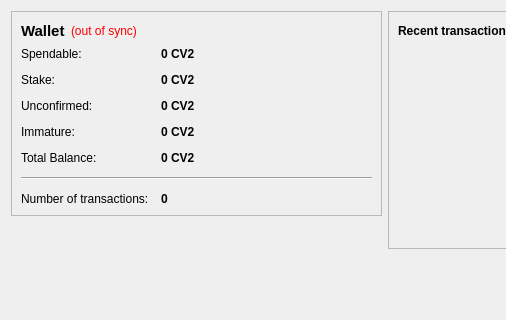
Qt form src/qt/forms/overviewpage.ui (Fly-coin/Fly-coin) before a commit; both pictures show x 0 to 506 and y 0 to 320 of the 770 by 409 pixel window.
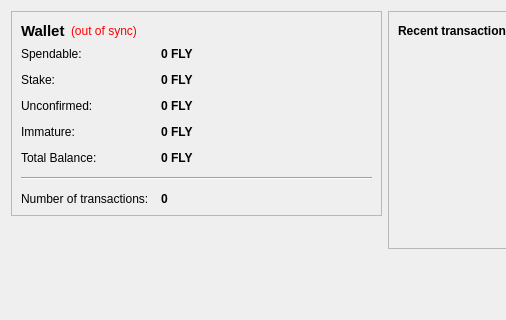
The same form after that commit. Icons and pictures are not drawn.

```diff
--- a/src/qt/forms/overviewpage.ui
+++ b/src/qt/forms/overviewpage.ui
@@ -105,7 +105,7 @@
              <string>Your current spendable balance</string>
             </property>
             <property name="text">
-             <string notr="true">0 CV2</string>
+             <string notr="true">0 FLY</string>
             </property>
             <property name="textInteractionFlags">
              <set>Qt::LinksAccessibleByMouse|Qt::TextSelectableByKeyboard|Qt::TextSelectableByMouse</set>
@@ -134,7 +134,7 @@
              <string>Total of coins that was staked, and do not yet count toward the current balance</string>
             </property>
             <property name="text">
-             <string notr="true">0 CV2</string>
+             <string notr="true">0 FLY</string>
             </property>
             <property name="textInteractionFlags">
              <set>Qt::LinksAccessibleByMouse|Qt::TextSelectableByKeyboard|Qt::TextSelectableByMouse</set>
@@ -163,7 +163,7 @@
              <string>Total of transactions that have yet to be confirmed, and do not yet count toward the current balance</string>
             </property>
             <property name="text">
-             <string notr="true">0 CV2</string>
+             <string notr="true">0 FLY</string>
             </property>
             <property name="textInteractionFlags">
              <set>Qt::LinksAccessibleByMouse|Qt::TextSelectableByKeyboard|Qt::TextSelectableByMouse</set>
@@ -189,7 +189,7 @@
              <string>Mined balance that has not yet matured</string>
             </property>
             <property name="text">
-             <string notr="true">0 CV2</string>
+             <string notr="true">0 FLY</string>
             </property>
             <property name="textInteractionFlags">
              <set>Qt::LinksAccessibleByMouse|Qt::TextSelectableByKeyboard|Qt::TextSelectableByMouse</set>
@@ -215,7 +215,7 @@
              <string>Total Stake and Spendable balance</string>
             </property>
             <property name="text">
-             <string notr="true">0 CV2</string>
+             <string notr="true">0 FLY</string>
             </property>
             <property name="textInteractionFlags">
              <set>Qt::LinksAccessibleByMouse|Qt::TextSelectableByKeyboard|Qt::TextSelectableByMouse</set>
```
Left out of the diff: 4 changed lines with no effect on the pictures.
